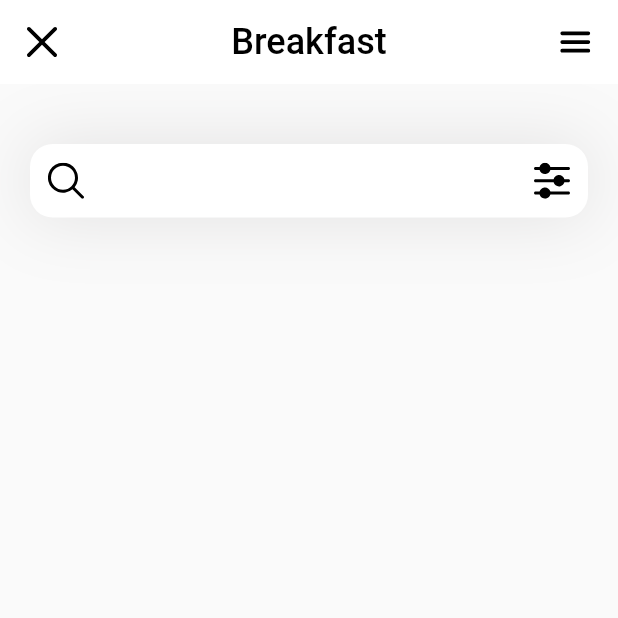
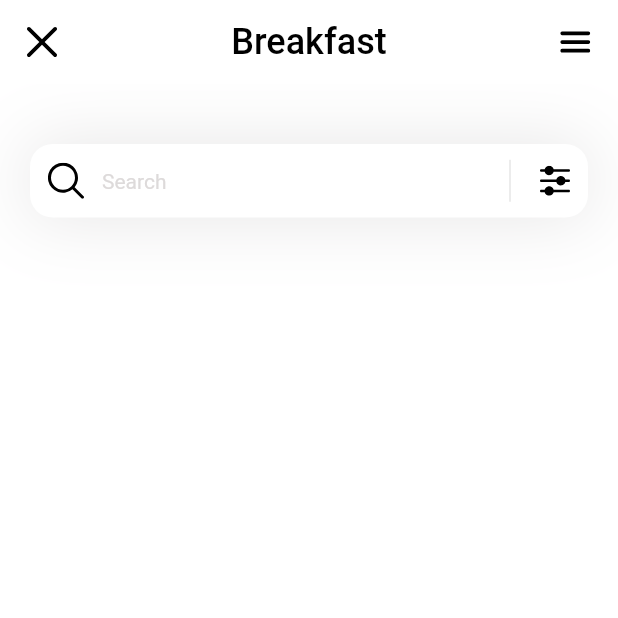
Before and after one commit to Corro-Kun/Aplicacion-Fitness, a Flutter app: the screen it shows after launch, on a phone screen of 412 x 824 dp, the top half of it. Run offline on Flutter 3.47's test engine with Material 2 defaults, Android fonts, the phone set to English and light mode, and no system bars; our stand-ins replace flutter_svg.

Commit message:
TextField

```diff
--- a/lib/page/home.dart
+++ b/lib/page/home.dart
@@ -8,9 +8,15 @@ class HomePage extends StatelessWidget {
   Widget build(BuildContext context) {
     return Scaffold(
       appBar: appBar(),
+      backgroundColor: Colors.white,
       body: Column(
-        children: [
-          Container(
+        children: [_search()],
+      ),
+    );
+  }
+
+  Container _search() {
+    return Container(
       margin: EdgeInsets.only(top: 40, left: 20, right: 20),
       decoration: BoxDecoration(boxShadow: [
         BoxShadow(
@@ -20,6 +26,8 @@ class HomePage extends StatelessWidget {
       ]),
       child: TextField(
         decoration: InputDecoration(
+            hintText: "Search",
+            hintStyle: TextStyle(color: Color(0xffDDDADA), fontSize: 14),
             filled: true,
             fillColor: Colors.white,
             contentPadding: EdgeInsets.all(15),
@@ -28,19 +36,32 @@ class HomePage extends StatelessWidget {
                 child: SvgPicture.asset(
                   "assets/icons/busqueda.svg",
                 )),
-                  suffixIcon: Padding(
+            suffixIcon: Container(
+              width: 60,
+              child: IntrinsicHeight(
+                child: Row(
+                  mainAxisAlignment: MainAxisAlignment.end,
+                  children: [
+                    VerticalDivider(
+                      color: Colors.black,
+                      indent: 10,
+                      endIndent: 10,
+                      thickness: 0.1,
+                    ),
+                    Padding(
                         padding: const EdgeInsets.all(12),
                         child: SvgPicture.asset(
                           "assets/icons/filtro.svg",
                           height: 20,
                           width: 20,
                         )),
+                  ],
+                ),
+              ),
+            ),
             border: OutlineInputBorder(
                 borderRadius: BorderRadius.circular(15),
                 borderSide: BorderSide.none)),
-            ),
-          )
-        ],
       ),
     );
   }
```
Lines whose indentation alone changed are shown as unchanged.
